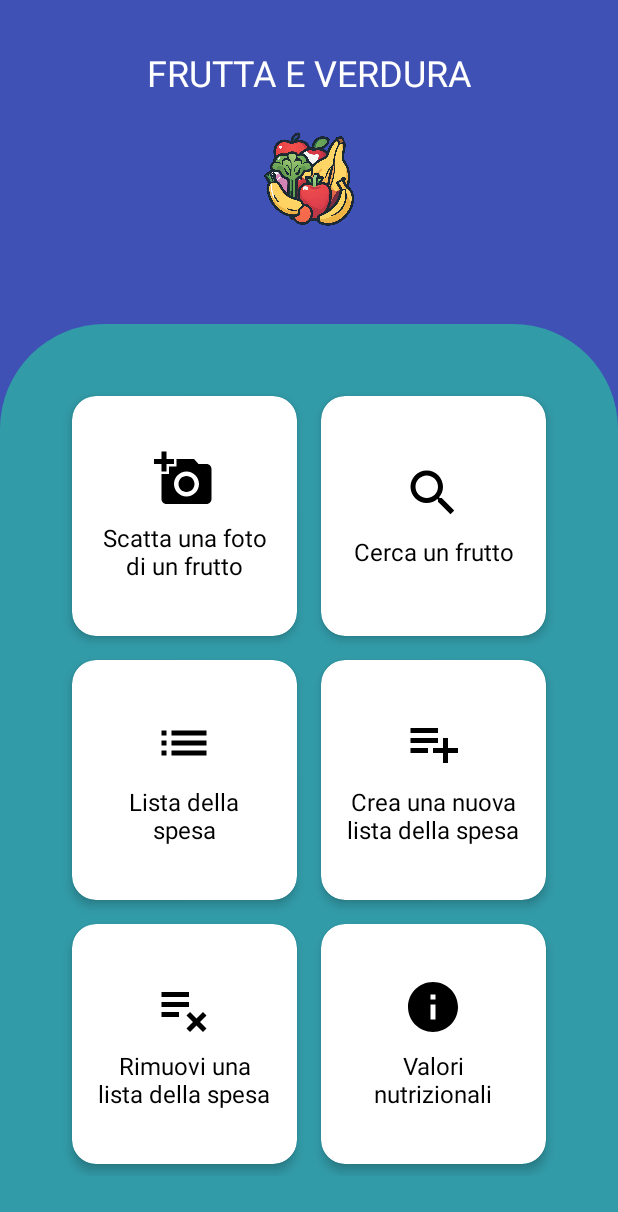
After one commit to richis02/FruttaVerdura, an Android app built with Jetpack Compose: the layout activity_home.xml on its own in the app's theme, with its tools: preview values and no code run, on a phone screen of 412 x 824 dp. The commit adds this screen. Shown: the top 1212 px of the screen. Run offline under Robolectric (Android 15) with nearby library versions, the phone set to English and light mode, and no system bars.

Commit message:
aggiunta della schermata home. Manca da gestire se non vengono forniti i permessi

```diff
--- a/app/build.gradle
+++ b/app/build.gradle
@@ -76,4 +76,5 @@ dependencies {
     debugImplementation libs.androidx.ui.test.manifest
 
     implementation 'org.tensorflow:tensorflow-lite:+'
+    implementation 'androidx.cardview:cardview:1.0.0'
 }
--- a/app/src/main/java/com/example/prova_progetto/MainActivity.kt
+++ b/app/src/main/java/com/example/prova_progetto/MainActivity.kt
@@ -10,6 +10,7 @@ import android.widget.TextView
 import androidx.activity.ComponentActivity
 import androidx.core.app.ActivityCompat
 import android.Manifest
+import androidx.cardview.widget.CardView
 
 class MainActivity : ComponentActivity() {
 
@@ -17,6 +18,7 @@ class MainActivity : ComponentActivity() {
 
     override fun onCreate(savedInstanceState: Bundle?) {
         super.onCreate(savedInstanceState)
+        setContentView(R.layout.activity_home)
         if (ActivityCompat.checkSelfPermission(this, Manifest.permission.CAMERA)
             != PackageManager.PERMISSION_GRANTED)
         {
@@ -30,17 +32,10 @@ class MainActivity : ComponentActivity() {
                 Manifest.permission.CAMERA
             )
         ) { }
-            ActivityCompat.requestPermissions(
-                this, arrayOf(Manifest.permission.CAMERA),
-                REQUEST_CAMERA_PERMISSION
-            )
-    }
-
-    fun openCamera(){
-        val intent = Intent(MediaStore.ACTION_IMAGE_CAPTURE)
-        if(intent.resolveActivity(packageManager) != null){
-            startActivityForResult(intent, REQUEST_CAMERA_PERMISSION)
-        }
+        ActivityCompat.requestPermissions(
+            this, arrayOf(Manifest.permission.CAMERA),
+            REQUEST_CAMERA_PERMISSION
+        )
     }
 
     override fun onRequestPermissionsResult(
@@ -55,11 +50,19 @@ class MainActivity : ComponentActivity() {
                 grantResults[0] != PackageManager.PERMISSION_GRANTED)
             {
                 //permessi negati
+                //bisogna gestire in qualche modo
             }
             else
             {
                 //permessi ok
-                setContentView(R.layout.activity_main)
+                setContentView(R.layout.activity_home)
+                val camera: CardView = findViewById(R.id.open_camera)
+                camera.setOnClickListener {
+                    val intent = Intent(MediaStore.ACTION_IMAGE_CAPTURE)
+                    if(intent.resolveActivity(packageManager) != null){
+                        startActivityForResult(intent, REQUEST_CAMERA_PERMISSION)
+                    }
+                }
             }
         }
         else
--- /dev/null
+++ b/app/src/main/res/drawable/baseline_fastfood_24.xml
@@ -0,0 +1,5 @@
+<vector android:height="24dp" android:tint="#000000"
+    android:viewportHeight="24" android:viewportWidth="24"
+    android:width="24dp" xmlns:android="http://schemas.android.com/apk/res/android">
+    <path android:fillColor="@android:color/white" android:pathData="M18.06,22.99h1.66c0.84,0 1.53,-0.64 1.63,-1.46L23,5.05h-5L18,1h-1.97v4.05h-4.97l0.3,2.34c1.71,0.47 3.31,1.32 4.27,2.26 1.44,1.42 2.43,2.89 2.43,5.29v8.05zM1,21.99L1,21h15.03v0.99c0,0.55 -0.45,1 -1.01,1L2.01,22.99c-0.56,0 -1.01,-0.45 -1.01,-1zM16.03,14.99c0,-8 -15.03,-8 -15.03,0h15.03zM1.02,17h15v2h-15z"/>
+</vector>
--- /dev/null
+++ b/app/src/main/res/drawable/baseline_info_24.xml
@@ -0,0 +1,5 @@
+<vector android:height="24dp" android:tint="#000000"
+    android:viewportHeight="24" android:viewportWidth="24"
+    android:width="24dp" xmlns:android="http://schemas.android.com/apk/res/android">
+    <path android:fillColor="@android:color/white" android:pathData="M12,2C6.48,2 2,6.48 2,12s4.48,10 10,10 10,-4.48 10,-10S17.52,2 12,2zM13,17h-2v-6h2v6zM13,9h-2L11,7h2v2z"/>
+</vector>
--- /dev/null
+++ b/app/src/main/res/drawable/baseline_list_24.xml
@@ -0,0 +1,5 @@
+<vector android:autoMirrored="true" android:height="24dp"
+    android:tint="#000000" android:viewportHeight="24"
+    android:viewportWidth="24" android:width="24dp" xmlns:android="http://schemas.android.com/apk/res/android">
+    <path android:fillColor="@android:color/white" android:pathData="M3,13h2v-2L3,11v2zM3,17h2v-2L3,15v2zM3,9h2L5,7L3,7v2zM7,13h14v-2L7,11v2zM7,17h14v-2L7,15v2zM7,7v2h14L21,7L7,7z"/>
+</vector>
--- /dev/null
+++ b/app/src/main/res/drawable/baseline_playlist_add_24.xml
@@ -0,0 +1,5 @@
+<vector android:autoMirrored="true" android:height="24dp"
+    android:tint="#000000" android:viewportHeight="24"
+    android:viewportWidth="24" android:width="24dp" xmlns:android="http://schemas.android.com/apk/res/android">
+    <path android:fillColor="@android:color/white" android:pathData="M14,10H3v2h11V10zM14,6H3v2h11V6zM18,14v-4h-2v4h-4v2h4v4h2v-4h4v-2H18zM3,16h7v-2H3V16z"/>
+</vector>
--- /dev/null
+++ b/app/src/main/res/drawable/baseline_playlist_remove_24.xml
@@ -0,0 +1,5 @@
+<vector android:height="24dp" android:tint="#000000"
+    android:viewportHeight="24" android:viewportWidth="24"
+    android:width="24dp" xmlns:android="http://schemas.android.com/apk/res/android">
+    <path android:fillColor="@android:color/white" android:pathData="M14,10H3v2h11V10zM14,6H3v2h11V6zM3,16h7v-2H3V16zM14.41,22L17,19.41L19.59,22L21,20.59L18.41,18L21,15.41L19.59,14L17,16.59L14.41,14L13,15.41L15.59,18L13,20.59L14.41,22z"/>
+</vector>
--- /dev/null
+++ b/app/src/main/res/drawable/baseline_search_24.xml
@@ -0,0 +1,5 @@
+<vector android:height="24dp" android:tint="#000000"
+    android:viewportHeight="24" android:viewportWidth="24"
+    android:width="24dp" xmlns:android="http://schemas.android.com/apk/res/android">
+    <path android:fillColor="@android:color/white" android:pathData="M15.5,14h-0.79l-0.28,-0.27C15.41,12.59 16,11.11 16,9.5 16,5.91 13.09,3 9.5,3S3,5.91 3,9.5 5.91,16 9.5,16c1.61,0 3.09,-0.59 4.23,-1.57l0.27,0.28v0.79l5,4.99L20.49,19l-4.99,-5zM9.5,14C7.01,14 5,11.99 5,9.5S7.01,5 9.5,5 14,7.01 14,9.5 11.99,14 9.5,14z"/>
+</vector>
--- /dev/null
+++ b/app/src/main/res/drawable/rounded_border.xml
@@ -0,0 +1,9 @@
+<?xml version="1.0" encoding="utf-8"?>
+<shape xmlns:android="http://schemas.android.com/apk/res/android">
+    <solid android:color="@color/light_blue" />
+    <corners
+        android:topLeftRadius="70dp"
+        android:topRightRadius="70dp"
+        android:bottomLeftRadius="0dp"
+        android:bottomRightRadius="0dp" />
+</shape>
--- /dev/null
+++ b/app/src/main/res/layout/activity_home.xml
@@ -0,0 +1,245 @@
+<?xml version="1.0" encoding="utf-8"?>
+<LinearLayout xmlns:android="http://schemas.android.com/apk/res/android"
+    android:layout_width="match_parent"
+    android:layout_height="match_parent"
+    xmlns:app="http://schemas.android.com/apk/res-auto"
+    android:orientation="vertical"
+    android:background="@color/blue" >
+
+    <RelativeLayout
+        android:layout_width="match_parent"
+        android:layout_height="200dp"
+        android:padding="16dp" >
+
+        <TextView
+            android:id="@+id/title"
+            android:layout_width="wrap_content"
+            android:layout_height="wrap_content"
+            android:layout_centerHorizontal="true"
+            android:layout_marginTop="16dp"
+            android:text="@string/title"
+            android:textColor="@android:color/white"
+            android:textSize="24sp" />
+
+        <ImageView
+            android:id="@+id/icon"
+            android:layout_width="80dp"
+            android:layout_height="80dp"
+            android:layout_below="@id/title"
+            android:layout_centerHorizontal="true"
+            android:layout_margin="16dp"
+            android:src="@drawable/icon"
+            android:contentDescription="@string/errore" />
+    </RelativeLayout>
+
+    <GridLayout
+        android:layout_width="match_parent"
+        android:layout_height="match_parent"
+        android:padding="40dp"
+        android:background="@drawable/rounded_border"
+        android:layout_marginTop="16dp"
+        android:columnCount="2"
+        android:rowCount="3"
+        android:orientation="horizontal">
+
+        <androidx.cardview.widget.CardView
+            android:id="@+id/open_camera"
+            android:layout_width="0dp"
+            android:layout_height="wrap_content"
+            android:layout_margin="8dp"
+            android:layout_rowWeight="1"
+            android:layout_columnWeight="1"
+            android:foreground="?android:attr/selectableItemBackground"
+            app:cardCornerRadius="16dp"
+            app:cardElevation="4dp">
+
+            <LinearLayout
+                android:layout_width="match_parent"
+                android:layout_height="match_parent"
+                android:gravity="center"
+                android:orientation="vertical"
+                android:padding="16dp">
+
+                <ImageView
+                    android:layout_width="40dp"
+                    android:layout_height="40dp"
+                    android:src="@drawable/baseline_add_a_photo_24" />
+
+                <TextView
+                    android:layout_width="wrap_content"
+                    android:layout_height="wrap_content"
+                    android:gravity="center_horizontal"
+                    android:layout_marginTop="8dp"
+                    android:text="@string/photo"
+                    android:textColor="@android:color/black"
+                    android:textSize="16sp" />
+            </LinearLayout>
+        </androidx.cardview.widget.CardView>
+
+        <androidx.cardview.widget.CardView
+            android:layout_width="0dp"
+            android:layout_height="wrap_content"
+            android:layout_margin="8dp"
+            android:layout_rowWeight="1"
+            android:layout_columnWeight="1"
+            android:foreground="?android:attr/selectableItemBackground"
+            app:cardCornerRadius="16dp"
+            app:cardElevation="4dp">
+
+            <LinearLayout
+                android:layout_width="match_parent"
+                android:layout_height="match_parent"
+                android:gravity="center"
+                android:orientation="vertical"
+                android:padding="16dp">
+
+                <ImageView
+                    android:layout_width="40dp"
+                    android:layout_height="40dp"
+                    android:src="@drawable/baseline_search_24" />
+
+                <TextView
+                    android:layout_width="wrap_content"
+                    android:layout_height="wrap_content"
+                    android:gravity="center_horizontal"
+                    android:layout_marginTop="8dp"
+                    android:text="@string/search"
+                    android:textColor="@android:color/black"
+                    android:textSize="16sp" />
+            </LinearLayout>
+        </androidx.cardview.widget.CardView>
+
+        <androidx.cardview.widget.CardView
+            android:layout_width="0dp"
+            android:layout_height="wrap_content"
+            android:layout_margin="8dp"
+            android:layout_rowWeight="1"
+            android:layout_columnWeight="1"
+            android:foreground="?android:attr/selectableItemBackground"
+            app:cardCornerRadius="16dp"
+            app:cardElevation="4dp">
+
+            <LinearLayout
+                android:layout_width="match_parent"
+                android:layout_height="match_parent"
+                android:gravity="center"
+                android:orientation="vertical"
+                android:padding="16dp">
+
+                <ImageView
+                    android:layout_width="40dp"
+                    android:layout_height="40dp"
+                    android:src="@drawable/baseline_list_24" />
+
+                <TextView
+                    android:layout_width="wrap_content"
+                    android:layout_height="wrap_content"
+                    android:layout_marginTop="8dp"
+                    android:gravity="center_horizontal"
+                    android:text="@string/list"
+                    android:textColor="@android:color/black"
+                    android:textSize="16sp" />
+            </LinearLayout>
+        </androidx.cardview.widget.CardView>
+
+        <androidx.cardview.widget.CardView
+            android:layout_width="0dp"
+            android:layout_height="wrap_content"
+            android:layout_margin="8dp"
+            android:layout_rowWeight="1"
+            android:layout_columnWeight="1"
+            android:foreground="?android:attr/selectableItemBackground"
+            app:cardCornerRadius="16dp"
+            app:cardElevation="4dp">
+
+            <LinearLayout
+                android:layout_width="match_parent"
+                android:layout_height="match_parent"
+                android:gravity="center"
+                android:orientation="vertical"
+                android:padding="16dp">
+
+                <ImageView
+                    android:layout_width="40dp"
+                    android:layout_height="40dp"
+                    android:src="@drawable/baseline_playlist_add_24" />
+
+                <TextView
+                    android:layout_width="wrap_content"
+                    android:layout_height="wrap_content"
+                    android:layout_marginTop="8dp"
+                    android:gravity="center_horizontal"
+                    android:text="@string/add_list"
+                    android:textColor="@android:color/black"
+                    android:textSize="16sp" />
+            </LinearLayout>
+        </androidx.cardview.widget.CardView>
+
+        <androidx.cardview.widget.CardView
+            android:layout_width="0dp"
+            android:layout_height="wrap_content"
+            android:layout_margin="8dp"
+            android:layout_rowWeight="1"
+            android:layout_columnWeight="1"
+            android:foreground="?android:attr/selectableItemBackground"
+            app:cardCornerRadius="16dp"
+            app:cardElevation="4dp">
+
+            <LinearLayout
+                android:layout_width="match_parent"
+                android:layout_height="match_parent"
+                android:gravity="center"
+                android:orientation="vertical"
+                android:padding="16dp">
+
+                <ImageView
+                    android:layout_width="40dp"
+                    android:layout_height="40dp"
+                    android:src="@drawable/baseline_playlist_remove_24" />
+
+                <TextView
+                    android:layout_width="wrap_content"
+                    android:layout_height="wrap_content"
+                    android:layout_marginTop="8dp"
+                    android:gravity="center_horizontal"
+                    android:text="@string/remove_list"
+                    android:textColor="@android:color/black"
+                    android:textSize="16sp" />
+            </LinearLayout>
+        </androidx.cardview.widget.CardView>
+
+        <androidx.cardview.widget.CardView
+            android:layout_width="0dp"
+            android:layout_height="wrap_content"
+            android:layout_margin="8dp"
+            android:layout_rowWeight="1"
+            android:layout_columnWeight="1"
+            android:foreground="?android:attr/selectableItemBackground"
+            app:cardCornerRadius="16dp"
+            app:cardElevation="4dp">
+
+            <LinearLayout
+                android:layout_width="match_parent"
+                android:layout_height="match_parent"
+                android:gravity="center"
+                android:orientation="vertical"
+                android:padding="16dp">
+
+                <ImageView
+                    android:layout_width="40dp"
+                    android:layout_height="40dp"
+                    android:src="@drawable/baseline_info_24" />
+
+                <TextView
+                    android:layout_width="wrap_content"
+                    android:layout_height="wrap_content"
+                    android:layout_marginTop="8dp"
+                    android:gravity="center_horizontal"
+                    android:text="@string/nutritional"
+                    android:textColor="@android:color/black"
+                    android:textSize="16sp" />
+            </LinearLayout>
+        </androidx.cardview.widget.CardView>
+    </GridLayout>
+
+</LinearLayout>
--- a/app/src/main/res/layout/activity_main.xml
+++ b/app/src/main/res/layout/activity_main.xml
@@ -25,7 +25,7 @@
         android:src="@drawable/baseline_add_a_photo_24"
         android:layout_centerInParent="true"
         android:padding="16dp"
-        android:onClick="openCamera" />
+        android:contentDescription="@string/errore" />
 
     <TextView
         android:id="@+id/resul"
--- a/app/src/main/res/values/colors.xml
+++ b/app/src/main/res/values/colors.xml
@@ -7,4 +7,7 @@
     <color name="teal_700">#FF018786</color>
     <color name="black">#FF000000</color>
     <color name="white">#FFFFFFFF</color>
+    <color name="blue">#3F51B5</color>
+    <color name="gray">#d6cfba</color>
+    <color name="light_blue">#329ba8</color>
 </resources>
--- a/app/src/main/res/values/strings.xml
+++ b/app/src/main/res/values/strings.xml
@@ -1,3 +1,11 @@
 <resources>
     <string name="app_name">Prova_progetto</string>
+    <string name="errore">Errore</string>
+    <string name="photo">Scatta una foto di un frutto</string>
+    <string name="search">Cerca un frutto</string>
+    <string name="list">Lista della spesa</string>
+    <string name="remove_list">Rimuovi una lista della spesa</string>
+    <string name="add_list">Crea una nuova lista della spesa</string>
+    <string name="nutritional">Valori nutrizionali</string>
+    <string name="title">FRUTTA E VERDURA</string>
 </resources>
```
Also changed, not shown: app/src/main/res/drawable/icon.png (added).
